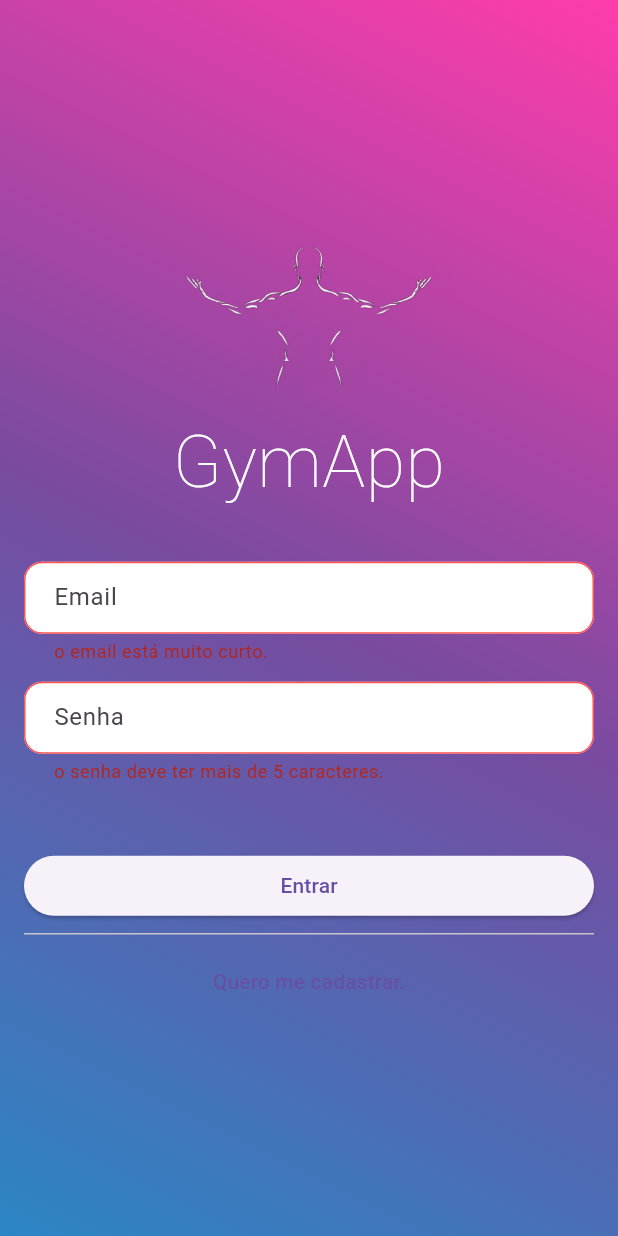
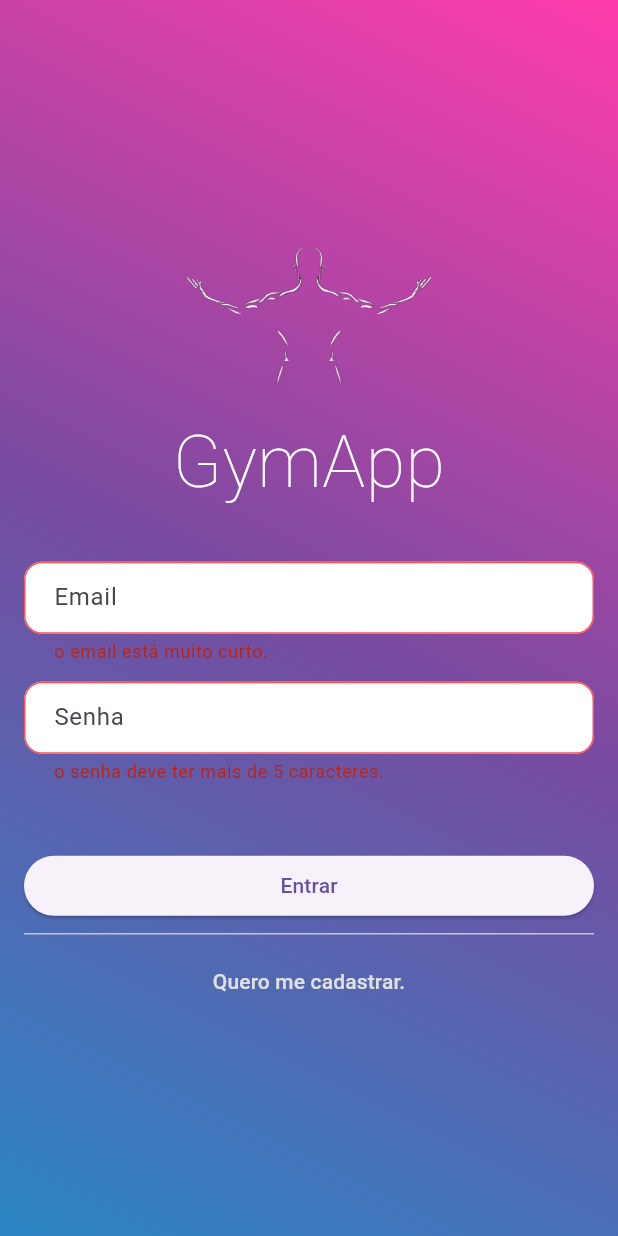
Before and after one commit to diegocgayoso/flutter_gymapp, a Flutter app: the screen it shows after launch, after a tap on "Entrar", on a phone screen of 412 x 824 dp. Run offline on Flutter 3.47's test engine with Material 3 defaults, Android fonts, the phone set to English and light mode, and no system bars; our stand-ins replace firebase_auth, firebase_core, google_fonts; accounts and stored records are empty.

Commit message:
feat. criar usuário

```diff
--- a/lib/_core/my_colors.dart
+++ b/lib/_core/my_colors.dart
@@ -7,4 +7,6 @@ class MyColors {
   static const Color blue01 = Color(0xFF2B86C5);
   static const Color purple01 = Color(0xFF784BA0);
   static const Color pink01 = Color(0xFFFF3CAC);
+  static const Color redAlert = Color(0xFFC42E2B);
+  static const Color greenSuccess = Color(0xFF48D97B);
 }
--- a/lib/features/auth_screen.dart
+++ b/lib/features/auth_screen.dart
@@ -1,6 +1,7 @@
 import 'package:flutter/material.dart';
 import 'package:flutter/widgets.dart';
 import 'package:flutter_my_first_app/_core/components/decoration_auth_field.dart';
+import 'package:flutter_my_first_app/_core/components/my_snackbar.dart';
 import 'package:flutter_my_first_app/_core/my_colors.dart';
 import 'package:flutter_my_first_app/services/auth_service.dart';
 
@@ -135,7 +136,9 @@ class _AuthScreenState extends State<AuthScreen> {
                         onPressed: () {
                           buttonPrincipalClicado();
                         },
-                        child: Text((wantIn) ? 'Entrar' : 'Cadastrar'),
+                        child: Text(
+                          (wantIn) ? 'Entrar' : 'Cadastrar',
+                        ),
                       ),
                       Divider(),
                       TextButton(
@@ -144,9 +147,10 @@ class _AuthScreenState extends State<AuthScreen> {
                               wantIn = !wantIn;
                             });
                           },
-                          child: Text((wantIn)
-                              ? "Quero me cadastrar."
-                              : "Quero entrar"))
+                          child: Text(
+                            (wantIn) ? "Quero me cadastrar." : "Quero entrar",
+                            style: TextStyle(color: Colors.grey[300]),
+                          ))
                     ],
                   ),
                 ),
@@ -161,17 +165,29 @@ class _AuthScreenState extends State<AuthScreen> {
   buttonPrincipalClicado() {
     String name = _nameController.text;
     String email = _emailController.text;
-    String password = _nameController.text;
+    String password = _passwordController.text;
 
     if (_formKey.currentState!.validate()) {
-      print("Form valido");
       if (wantIn) {
         print('Entrada validada');
       } else {
         print('Cadrastro Validado ');
         print(
-            '${_emailController.text}, ${_passwordController.text}, ${_nameController.text}');
-        _authService.registerUser(name: name, email: email, password: password);
+            '${_emailController.text}, ${_passwordController.text}, ${_nameController.text},');
+        _authService
+            .registerUser(name: name, email: email, password: password)
+            .then((String? err) {
+          if (err != null) {
+            // Voltou com erro
+            showSnackBar(context: context, text: err);
+          } else {
+            // Deu bom
+            showSnackBar(
+                context: context,
+                text: "Cadastro efetuado com sucesso",
+                isErr: false);
+          }
+        });
       }
     } else {
       print("invalido");
```
Also changed, not shown: lib/_core/components/my_snackbar.dart (added, +21 -0 lines), lib/services/auth_service.dart (+20 -4 lines).
